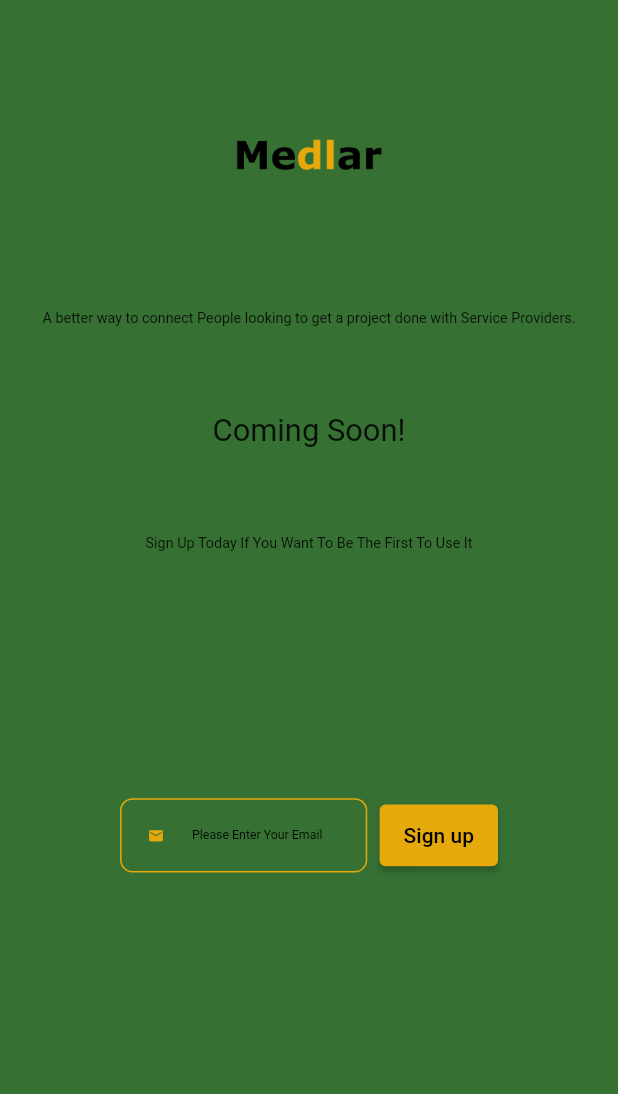
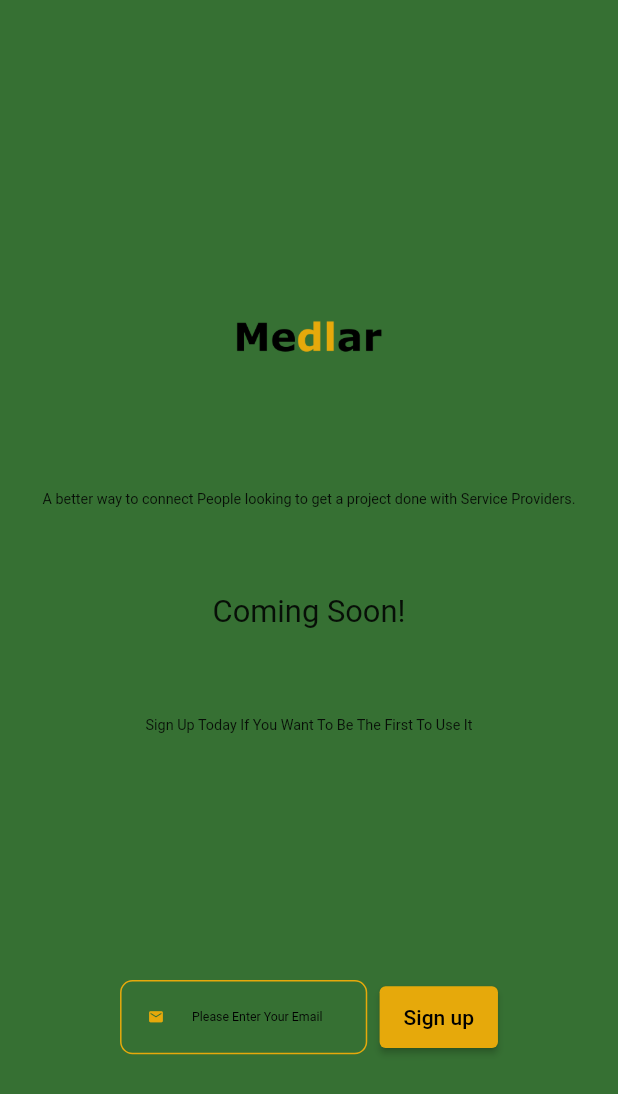
Before and after one commit to Medlar-Technologies/Medlar-Technologies.github.io, a Flutter app: the screen it shows after launch, on a phone screen of 412 x 824 dp. Shown: the top 1094 px of the screen. Run offline on Flutter 3.47's test engine with Material 2 defaults, Android fonts, the phone set to English and light mode, and no system bars; our stand-ins replace cloud_firestore, email_validator, firebase_core, sizer; accounts and stored records are empty.

Commit message:
mobile fix #1

```diff
--- a/lib/main.dart
+++ b/lib/main.dart
@@ -125,7 +125,9 @@ class _MyHomePageState extends State<MyHomePage> {
       backgroundColor:const Color(0xFF367033),
       body: SingleChildScrollView(
         physics: NeverScrollableScrollPhysics(),
-        child: Center(
+        child: Container(
+          height: 100.h,
+          width: 100.w,
           child: Column(
             mainAxisAlignment: MainAxisAlignment.center,
             children: <Widget>[
```
